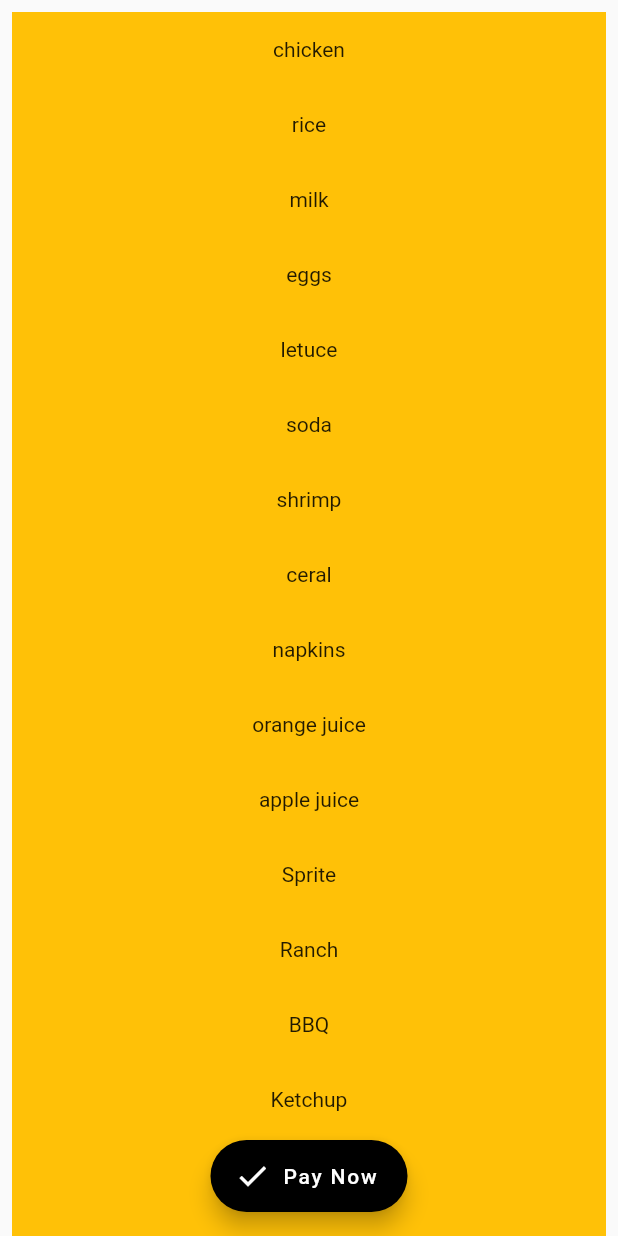
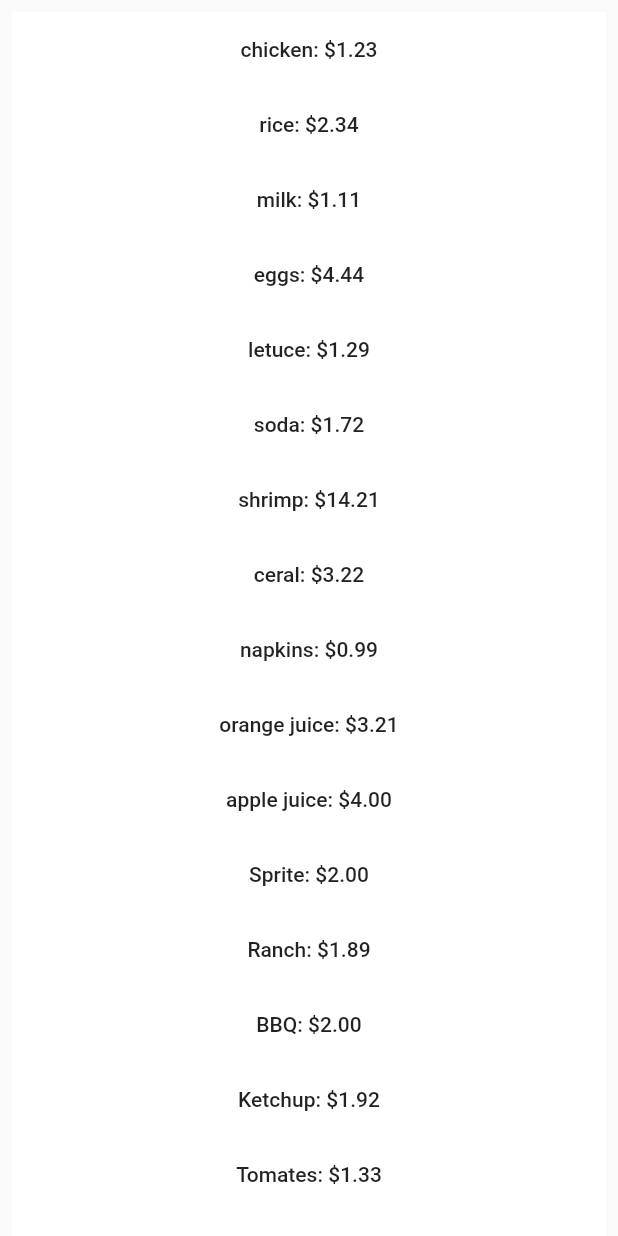
Before and after one commit to Peroshki/CSE115, a Flutter app: the ListViews screen opened directly, on a phone screen of 412 x 824 dp. Run offline on Flutter 3.47's test engine with Material 2 defaults, Android fonts, the phone set to English and light mode, and no system bars; our stand-ins replace firebase_auth, google_sign_in; missing offline and left inert: dart:ffi; accounts and stored records are empty; network calls fail.

Commit message:
working list view

```diff
--- a/socialshopper/lib/app_settings.dart
+++ b/socialshopper/lib/app_settings.dart
@@ -11,7 +11,7 @@ class _Settings extends State<Settings> {
   bool _dmSelect = false;
 
 //Creates an alert to the user saying that these buttons aren't implemented.
-  createAlert(BuildContext context) {
+  /*createAlert(BuildContext context) {
     return showDialog(
         context: context,
         builder: (context) {
@@ -20,7 +20,7 @@ class _Settings extends State<Settings> {
             content: const Text('Coming Soon!'),
           );
         });
-  }
+  }*/
 
   @override
   Widget build(BuildContext context) {
@@ -69,21 +69,21 @@ class _Settings extends State<Settings> {
           value: false,
           title: const Text('Push Notifications enabled:'),
           onChanged: (value) {
-            createAlert(context);
+            //createAlert(context);
           },
         ),
         SwitchListTile(
           value: false,
           title: const Text('Email Notifications enabled:'),
           onChanged: (value) {
-            createAlert(context);
+            //createAlert(context);
           },
         ),
         SwitchListTile(
           value: false,
           title: const Text('Reminder to go shopping:'),
           onChanged: (value) {
-            createAlert(context);
+            //createAlert(context);
           },
         ),
 
@@ -102,28 +102,28 @@ class _Settings extends State<Settings> {
           value: false,
           title: const Text('Allow access to the Downloads Folder:'),
           onChanged: (value) {
-            createAlert(context);
+            //createAlert(context);
           },
         ),
         SwitchListTile(
           value: false,
           title: const Text('Allow access to Venmo:'),
           onChanged: (value) {
-            createAlert(context);
+            //createAlert(context);
           },
         ),
         SwitchListTile(
           value: false,
           title: const Text('Allow access to Facebook:'),
           onChanged: (value) {
-            createAlert(context);
+            //createAlert(context);
           },
         ),
         SwitchListTile(
           value: true,
           title: const Text('Give devs your first born child:'),
           onChanged: (value) {
-            createAlert(context);
+            //createAlert(context);
           },
         ),
       ])),
--- a/socialshopper/lib/list_views.dart
+++ b/socialshopper/lib/list_views.dart
@@ -2,7 +2,7 @@ import 'package:flutter/material.dart';
 import 'main.dart';
 import 'menu.dart';
 
-List<String> _random = [
+List<String> items = [
   'chicken',
   'rice',
   'milk',
@@ -28,7 +28,7 @@ List<String> _random = [
   'Egg Whites',
   'Corn Dogs',
   'Tamales',
-  'Posole', //LMAO
+  'Posole',
   'Tacos',
   'Wings',
   'Onions',
@@ -37,7 +37,47 @@ List<String> _random = [
   'Coffee',
   'Almond Milk',
   'Cookies',
-  'Mayo'
+  'total: ',
+  'your total: ',
+];
+
+List<double>  prices= [
+  1.23,
+  2.34,
+  1.11,
+  4.44,
+  1.29, //10.41
+  1.72,
+  14.21,
+  3.22,
+  0.99,
+  3.21, //33.76
+  4.00,
+  2.00,
+  1.89,
+  2.00, //43.65
+  1.92,
+  1.33,
+  1.23,
+  2.22,
+  4.00, //54.35
+  3.89,
+  1.28,
+  2.30,
+  3.33,
+  1.47,
+  2.21,
+  5.40, //74.23
+  3.00,
+  4.00,
+  7.00,
+  1.00,
+  2.00, //91.23
+  3.89,
+  2.67,
+  3.45,//101.24
+  101.24,
+  101.24,
 ];
 
 class ListViews extends StatefulWidget {
@@ -47,35 +87,34 @@ class ListViews extends StatefulWidget {
 }
 
 class _ListViewsState extends State<ListViews> {
+  /*bool isChecked = false;
+
+  void onChanged(bool value)
+  {
+    setState(() {
+      isChecked = value;
+    });
+  }*/
+
   @override
   Widget build(BuildContext context) {
     return Scaffold(
       body: ListView.builder(
+
         padding: const EdgeInsets.all(8),
-        itemCount: _random.length,
+        itemCount: items.length,
         itemBuilder: (BuildContext context, int index) {
           return Container(
-            height: 50,
-            color: Colors.amber[500],
-            child: Center(child: Text('${_random[index]}')),
-          );
+              height: 50,
+              color: Colors.white,
+              child: FlatButton(
+                onPressed: () {},
+                //Text: "there it is!";
+                child: Text(
+                    '${items[index]}: \$${prices[index].toStringAsFixed(2)}'),
+              ));
         },
       ),
-      bottomNavigationBar: BottomAppBar(
-        child: Row(
-          mainAxisAlignment: MainAxisAlignment.spaceBetween,
-        ),
-      ),
-      floatingActionButton: FloatingActionButton.extended(
-        icon: Icon(Icons.check),
-        label: const Text('Pay Now'),
-        backgroundColor: Colors.black,
-        onPressed: () {},
-        shape: RoundedRectangleBorder(
-          borderRadius: BorderRadius.circular(32),
-        ),
-      ),
-      floatingActionButtonLocation: FloatingActionButtonLocation.centerFloat,
     );
   }
 }
--- a/socialshopper/lib/menu.dart
+++ b/socialshopper/lib/menu.dart
@@ -8,7 +8,6 @@ import 'creating_new_list.dart';
 import 'app_settings.dart';
 import 'profile.dart';
 import 'package:flutter/src/material/page.dart';
-
 
 class MenuPage extends StatefulWidget {
   static String tag = 'menu-page';
@@ -55,7 +54,7 @@ class _MenuPageState extends State<MenuPage> {
 
   void _openList(int index) {
     // Open up a single list
-    Navigator.of(context).push(MaterialPageRoute(builder: (context) {
+    Navigator.of(context).push(MaterialPageRoute<void>(builder: (context) {
       return Scaffold(
         appBar: AppBar(
           title: Text(_numList[index]),
@@ -83,7 +82,7 @@ class _MenuPageState extends State<MenuPage> {
     Navigator.of(context).push(
       // MaterialPageRoute will automatically animate the screen entry, as well
       // as adding a back button to close it
-        MaterialPageRoute(builder: (context) {
+        MaterialPageRoute<void>(builder: (context) {
           return Scaffold(
               appBar: AppBar(title: const Text('Add a new task')),
               body: TextField(
```
Lines whose indentation alone changed are shown as unchanged.
